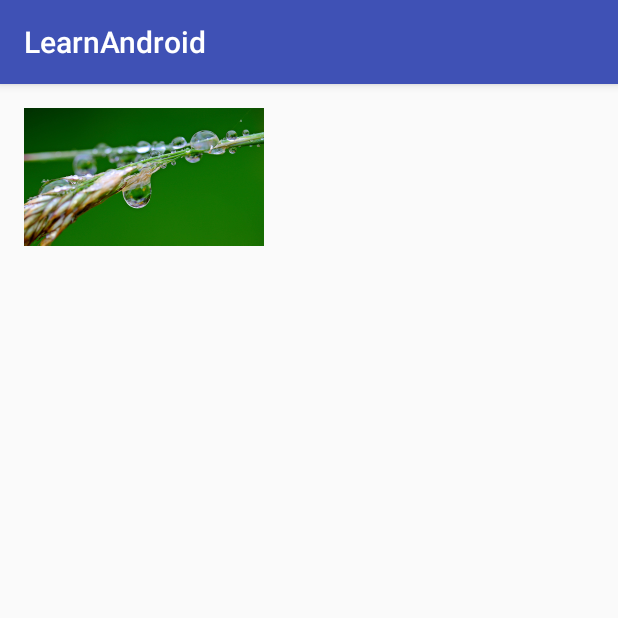
After one commit to anztrax/learn-making-android-app, an Android app: the ZoomAnimationWithCustomTransitionActivity screen opened directly, with no data from a screen before it, on a phone screen of 412 x 824 dp, the top half of it. The commit adds this screen. Run offline under Robolectric (Android 15) with nearby library versions, the phone set to English and light mode, and no system bars.

Commit message:
add example Zoom Animation With CUstom Transition Activity :octocat:

```diff
--- a/app/src/main/AndroidManifest.xml
+++ b/app/src/main/AndroidManifest.xml
@@ -138,6 +138,8 @@
         </activity>
         <activity android:name=".graphicandanimation.FlipCardActivity">
         </activity>
+        <activity android:name=".graphicandanimation.ZoomAnimationWithCustomTransitionActivity">
+        </activity>
     </application>
 
 </manifest>
--- /dev/null
+++ b/app/src/main/java/com/hello/test/learnandroid/graphicandanimation/ZoomAnimationWithCustomTransitionActivity.java
@@ -0,0 +1,121 @@
+package com.hello.test.learnandroid.graphicandanimation;
+
+import android.animation.Animator;
+import android.animation.AnimatorListenerAdapter;
+import android.animation.AnimatorSet;
+import android.animation.ObjectAnimator;
+import android.graphics.Bitmap;
+import android.graphics.BitmapFactory;
+import android.graphics.Point;
+import android.graphics.Rect;
+import android.support.v7.app.AppCompatActivity;
+import android.os.Bundle;
+import android.view.View;
+import android.view.animation.DecelerateInterpolator;
+import android.widget.ImageView;
+
+import com.hello.test.learnandroid.R;
+
+public class ZoomAnimationWithCustomTransitionActivity extends AppCompatActivity {
+  Animator currentAnimator;
+  ImageView imageViewExpanded;
+
+  @Override
+  protected void onCreate(Bundle savedInstanceState) {
+    super.onCreate(savedInstanceState);
+    setContentView(R.layout.activity_zoom_animation_with_custom_transition);
+    final ImageView imageViewThumbnail = (ImageView)findViewById(R.id.imageViewThumbnail);
+    imageViewThumbnail.setImageBitmap(loadSampledResource(R.drawable.raindrop, 100, 100));
+    imageViewThumbnail.setOnClickListener(new View.OnClickListener() {
+      @Override
+      public void onClick(View v) {
+        zoomFromThumbnail((ImageView)v);
+      }
+    });
+    imageViewExpanded = (ImageView)findViewById(R.id.imageViewExpanded);
+    imageViewExpanded.setOnClickListener(new View.OnClickListener() {
+      @Override
+      public void onClick(View v) {
+        imageViewExpanded.setVisibility(View.GONE);
+        imageViewExpanded.setImageBitmap(null);
+        imageViewThumbnail.setVisibility(View.VISIBLE);
+      }
+    });
+  }
+
+  private void zoomFromThumbnail(final ImageView imageViewThumbnail){
+    if(currentAnimator != null){
+      currentAnimator.cancel();
+    }
+
+    final Rect startBounds = new Rect();
+    final Rect finalBounds = new Rect();
+    final Point globalOffset = new Point();
+
+    imageViewThumbnail.getGlobalVisibleRect(startBounds);
+    findViewById(R.id.frameLayout).getGlobalVisibleRect(finalBounds,globalOffset);
+    imageViewExpanded.setImageBitmap(loadSampledResource(R.drawable.raindrop,finalBounds.height(),finalBounds.width()));
+
+    startBounds.offset(-globalOffset.x, -globalOffset.y);
+    finalBounds.offset(-globalOffset.x, -globalOffset.y);
+
+    float startScale;
+    if((float) finalBounds.width() / finalBounds.height() > (float) startBounds.width() / startBounds.height()){
+      startScale = (float)startBounds.height()/ finalBounds.height();
+      float startWidth = startScale * finalBounds.width();
+      float deltaWidth = (startWidth - startBounds.width()) / 2;
+      startBounds.left -= deltaWidth;
+      startBounds.right += deltaWidth;
+    }else{
+      startScale = (float)startBounds.width()/ finalBounds.width();
+      float startHeight  = startScale * finalBounds.height();
+      float deltaHeight = (startHeight - startBounds.height()) / 2;
+      startBounds.top -= deltaHeight;
+      startBounds.bottom += deltaHeight;
+    }
+
+    imageViewThumbnail.setVisibility(View.GONE);
+    imageViewExpanded.setVisibility(View.VISIBLE);
+    imageViewExpanded.setPivotX(0f);
+    imageViewExpanded.setPivotY(0f);
+
+    //set in animator
+    AnimatorSet animatorSet =new AnimatorSet();
+    animatorSet
+      .play(ObjectAnimator.ofFloat(imageViewExpanded, View.X, startBounds.left, startBounds.left))
+      .with(ObjectAnimator.ofFloat(imageViewExpanded, View.Y, startBounds.top, finalBounds.top))
+      .with(ObjectAnimator.ofFloat(imageViewExpanded, View.SCALE_X, startScale, 1f))
+      .with(ObjectAnimator.ofFloat(imageViewExpanded, View.SCALE_Y, startScale, 1f));
+    animatorSet.setDuration(R.integer.config_shortAnimTime);
+    animatorSet.setInterpolator(new DecelerateInterpolator());
+    animatorSet.addListener(new AnimatorListenerAdapter() {
+      @Override
+      public void onAnimationEnd(Animator animation) {
+        currentAnimator = null;
+      }
+
+      @Override
+      public void onAnimationCancel(Animator animation) {
+        currentAnimator = null;
+      }
+    });
+    animatorSet.start();
+    currentAnimator= animatorSet;
+  }
+
+  public Bitmap loadSampledResource(int imageId, int targetHeight, int targetWidth){
+    final BitmapFactory.Options options = new BitmapFactory.Options();
+    //just load the image without set image to the memory
+    options.inJustDecodeBounds = true;
+    BitmapFactory.decodeResource(getResources(), imageId,options);
+    final int originalHeight = options.outHeight;
+    final int originalWidth = options.outWidth;
+    int inSampleSize = 1;
+    while((originalHeight/(inSampleSize *2 )) > targetHeight && (originalWidth / (inSampleSize *2)) > targetWidth){
+      inSampleSize *= 2;
+    }
+    options.inSampleSize = inSampleSize;
+    options.inJustDecodeBounds = false;
+    return BitmapFactory.decodeResource(getResources(),imageId,options);
+  }
+}
--- a/app/src/main/res/layout/activity_learn_graphic_and_animation.xml
+++ b/app/src/main/res/layout/activity_learn_graphic_and_animation.xml
@@ -36,4 +36,9 @@
         android:onClick="onClickFlipCardActivity"
         android:layout_width="wrap_content"
         android:layout_height="wrap_content"/>
+    <Button
+        android:text="Zoom and Animation With Custom Transition"
+        android:onClick="onClickZoomAnimationWithCustomTransitionActivity"
+        android:layout_width="wrap_content"
+        android:layout_height="wrap_content"/>
 </LinearLayout>
--- /dev/null
+++ b/app/src/main/res/layout/activity_zoom_animation_with_custom_transition.xml
@@ -0,0 +1,26 @@
+<?xml version="1.0" encoding="utf-8"?>
+<FrameLayout
+    android:id="@+id/frameLayout"
+    xmlns:android="http://schemas.android.com/apk/res/android"
+    xmlns:tools="http://schemas.android.com/tools"
+    android:layout_width="match_parent"
+    android:layout_height="match_parent"
+    tools:context="com.hello.test.learnandroid.graphicandanimation.ZoomAnimationWithCustomTransitionActivity">
+    <LinearLayout
+        android:padding="16dp"
+        android:layout_width="match_parent"
+        android:layout_height="wrap_content"
+        android:orientation="vertical">
+        <ImageButton
+            android:id="@+id/imageViewThumbnail"
+            android:layout_width="wrap_content"
+            android:layout_height="wrap_content"
+            android:scaleType="centerCrop"
+            android:background="@android:color/transparent" />
+    </LinearLayout>
+    <ImageView
+        android:id="@+id/imageViewExpanded"
+        android:visibility="invisible"
+        android:layout_width="match_parent"
+        android:layout_height="match_parent"/>
+</FrameLayout>
--- a/app/src/main/res/values/timing.xml
+++ b/app/src/main/res/values/timing.xml
@@ -2,4 +2,5 @@
 <resources>
     <integer name="card_flip_duration_full">1000</integer>
     <integer name="card_flip_duration_half">500</integer>
+    <integer name="config_shortAnimTime">10000</integer>
 </resources>
```
Also changed, not shown: app/src/main/java/com/hello/test/learnandroid/LearnGraphicAndAnimationMainActivity.java (+6 -0 lines), app/src/main/res/drawable-nodpi/raindrop.jpg (added), app/src/main/res/drawable/raindrop_small.jpg (added).
